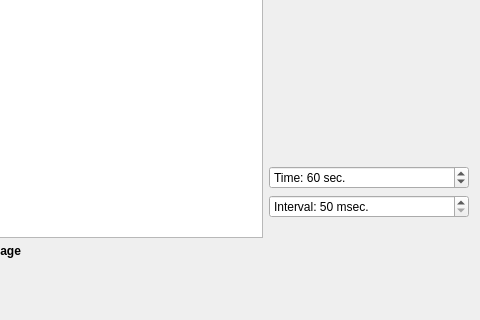
Above: controls/setup/parts/prepare/setuptabprepare.ui from riuson/lcd-image-converter before the change; both pictures show x 202 to 682 and y 91 to 411 of the 682 by 411 pixel window. Below: the same form after it.
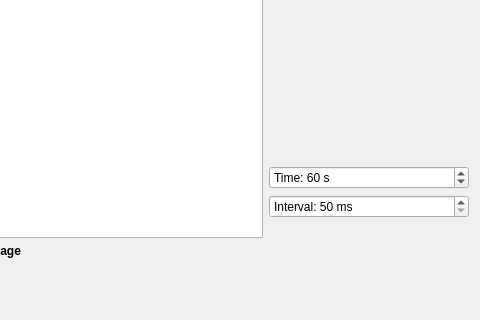
That is the form after the change.

```diff
--- a/controls/setup/parts/prepare/setuptabprepare.ui
+++ b/controls/setup/parts/prepare/setuptabprepare.ui
@@ -208,7 +208,7 @@
        <item>
         <widget class="QSpinBox" name="spinBoxAnimationTime">
          <property name="suffix">
-          <string> sec.</string>
+          <string> s</string>
          </property>
          <property name="prefix">
           <string>Time: </string>
@@ -227,7 +227,7 @@
        <item>
         <widget class="QSpinBox" name="spinBoxAnimationInterval">
          <property name="suffix">
-          <string> msec.</string>
+          <string> ms</string>
          </property>
          <property name="prefix">
           <string>Interval: </string>
```
